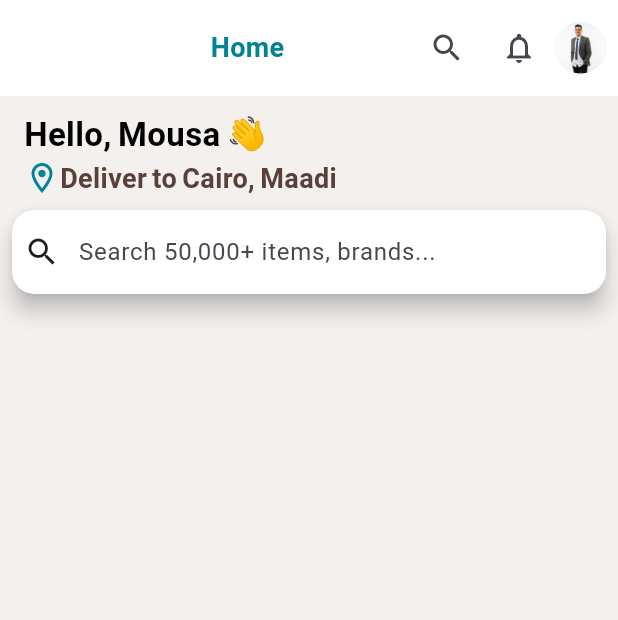
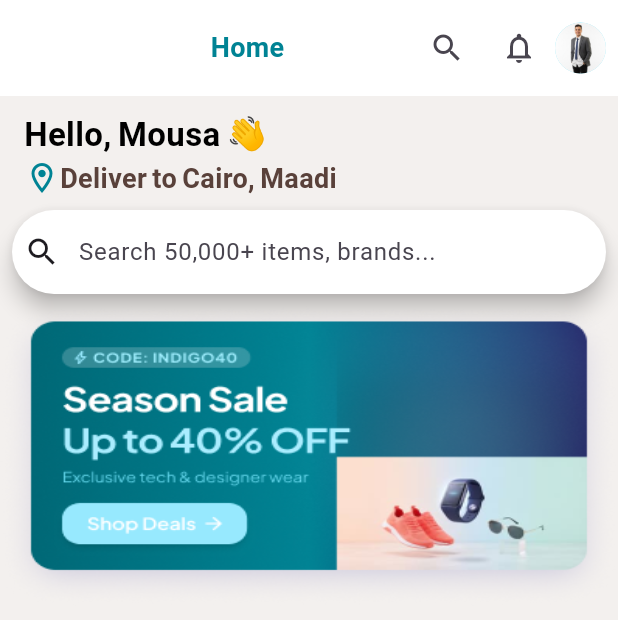
Before and after one commit to Ahmed-Mousa566/Indigo-e-commerce, a Flutter app: the HomeViewBody screen opened directly, on a phone screen of 412 x 824 dp. Shown: the top 620 px of the screen. Run offline on Flutter 3.47's test engine with Material 3 defaults, Android fonts, the phone set to English and light mode, and no system bars; our stand-ins replace go_router, google_fonts; Roboto replaces fonts that are missing (Montserrat).

Commit message:
create photo offer

```diff
--- a/lib/feature/home/presentation/views/widgets/home_view_body.dart
+++ b/lib/feature/home/presentation/views/widgets/home_view_body.dart
@@ -1,5 +1,6 @@
 import 'package:e_commerce/feature/home/presentation/views/widgets/custom_home_appbar.dart';
 import 'package:e_commerce/feature/home/presentation/views/widgets/home_header.dart';
+import 'package:e_commerce/feature/home/presentation/views/widgets/photo_offer.dart';
 import 'package:e_commerce/feature/home/presentation/views/widgets/search_bar.dart';
 import 'package:flutter/material.dart';
 
@@ -17,6 +18,9 @@ class HomeViewBody extends StatelessWidget {
           HomeHeader(),
           SizedBox(height: 8),
           SearchFailed(),
+          SizedBox(height: 8),
+          PhotoOffer(),
+
         ],
       ),
     );
--- /dev/null
+++ b/lib/feature/home/presentation/views/widgets/photo_offer.dart
@@ -0,0 +1,15 @@
+import 'package:flutter/material.dart';
+
+class PhotoOffer extends StatelessWidget {
+  const PhotoOffer({super.key});
+
+  @override
+  Widget build(BuildContext context) {
+    return Image.asset(
+      "assets/images/Background+Shadow.png",
+      width: double.infinity,
+      height: 200,
+      fit: BoxFit.fill,
+    );
+  }
+}
--- a/lib/feature/home/presentation/views/widgets/search_bar.dart
+++ b/lib/feature/home/presentation/views/widgets/search_bar.dart
@@ -11,11 +11,7 @@ class SearchFailed extends StatelessWidget {
         leading: Icon(Icons.search),
         hintText: ' Search 50,000+ items, brands...',
         backgroundColor: WidgetStatePropertyAll(Colors.white),
-        shape: WidgetStatePropertyAll(
-    RoundedRectangleBorder(
-      borderRadius: BorderRadius.all(Radius.circular(15)),
-    ),
-  ),
+
       ),
     );
   }
```
Also changed, not shown: assets/images/Background+Shadow.png (added), assets/images/Background+Shadow.svg (added).
